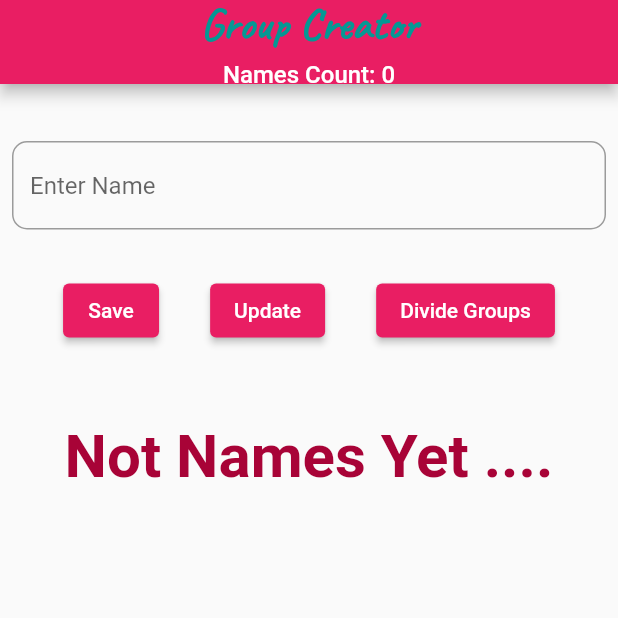
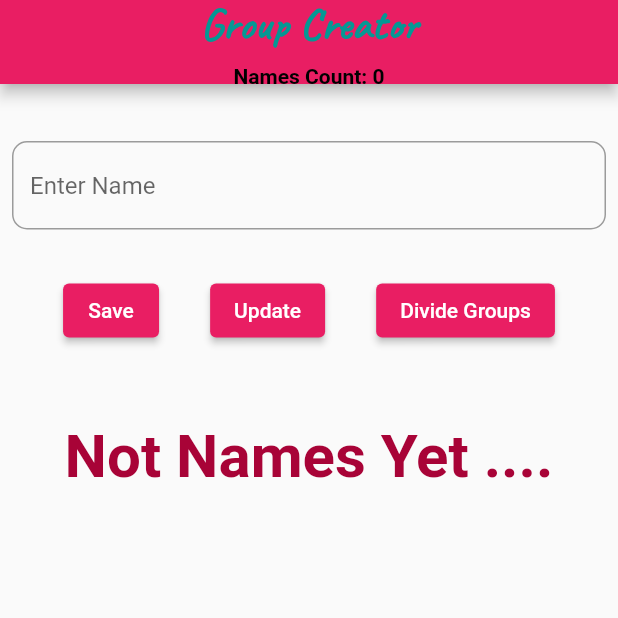
Before and after one commit to thamali-arunika/name_random_genarate, a Flutter app: the screen it shows after launch, on a phone screen of 412 x 824 dp, the top half of it. Run offline on Flutter 3.47's test engine with Material 2 defaults, Android fonts, the phone set to English and light mode, and no system bars.

Commit message:
style name count text

```diff
--- a/lib/home_page.dart
+++ b/lib/home_page.dart
@@ -31,10 +31,14 @@ class _MyHomePageState extends State<MyHomePage> {
                 color: Color.fromARGB(255, 4, 152, 148),
               ),
             ),
-            const SizedBox(height: 5), // Adjust the spacing as needed
+            const SizedBox(height: 8), // Adjust the spacing as needed
             Text(
               'Names Count: ${names.length}',
-              style:const TextStyle(fontSize: 16),
+              style:const TextStyle(
+                fontSize: 14,
+                fontWeight: FontWeight.bold,
+                color: Colors.black
+                ),
             ),
           ],
         ),
```
